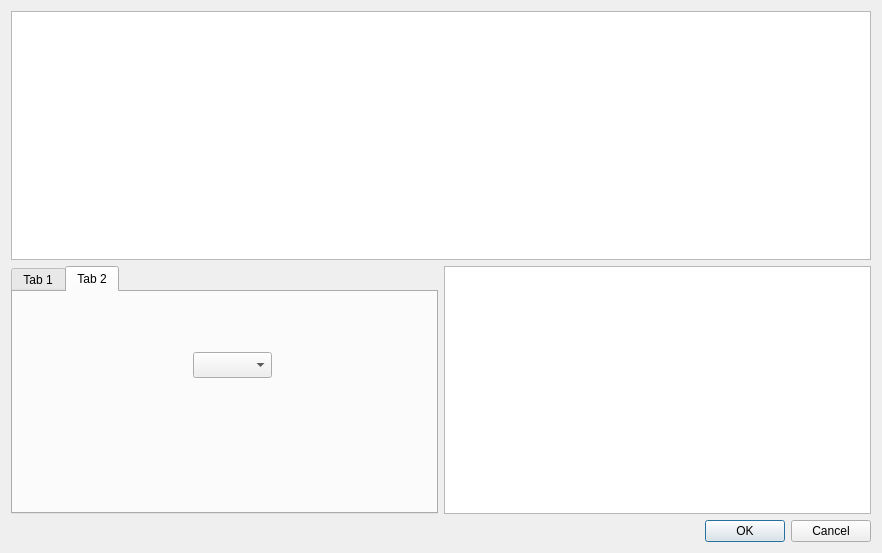
Qt form datatex/solutionsdocument.ui (CSMathematics/DataTex) before a commit.
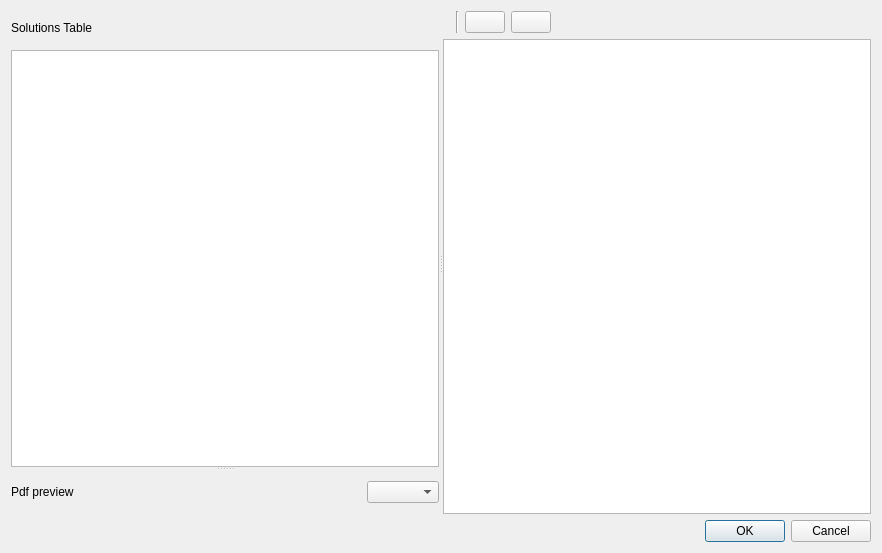
The same form after that commit. Icons and pictures are not drawn.

What changed in the file:
```diff
--- a/datatex/solutionsdocument.ui
+++ b/datatex/solutionsdocument.ui
@@ -13,51 +13,145 @@
   <property name="windowTitle">
    <string>Dialog</string>
   </property>
-  <layout class="QGridLayout" name="gridLayout">
-   <item row="0" column="0" colspan="2">
-    <widget class="QTableWidget" name="ExercisesInDocument"/>
+  <layout class="QGridLayout" name="gridLayout_2">
+   <item row="0" column="0">
+    <widget class="QSplitter" name="splitter_2">
+     <property name="orientation">
+      <enum>Qt::Horizontal</enum>
+     </property>
+     <widget class="QSplitter" name="splitter">
+      <property name="orientation">
+       <enum>Qt::Vertical</enum>
+      </property>
+      <widget class="QWidget" name="">
+       <layout class="QVBoxLayout" name="verticalLayout">
+        <item>
+         <widget class="QLabel" name="label">
+          <property name="minimumSize">
+           <size>
+            <width>0</width>
+            <height>33</height>
+           </size>
+          </property>
+          <property name="text">
+           <string>Solutions Table</string>
+          </property>
+         </widget>
+        </item>
+        <item>
+         <widget class="QTableWidget" name="ExercisesInDocument">
+          <property name="selectionMode">
+           <enum>QAbstractItemView::SingleSelection</enum>
+          </property>
+          <property name="selectionBehavior">
+           <enum>QAbstractItemView::SelectRows</enum>
+          </property>
+          <property name="horizontalScrollMode">
+           <enum>QAbstractItemView::ScrollPerPixel</enum>
+          </property>
+         </widget>
+        </item>
+       </layout>
+      </widget>
+      <widget class="QWidget" name="verticalLayoutWidget">
+       <layout class="QVBoxLayout" name="verticalLayout_2">
+        <item>
+         <layout class="QHBoxLayout" name="horizontalLayout_2">
+          <item>
+           <widget class="QLabel" name="label_2">
+            <property name="text">
+             <string>Pdf preview</string>
+            </property>
+           </widget>
+          </item>
+          <item>
+           <spacer name="horizontalSpacer_2">
+            <property name="orientation">
+             <enum>Qt::Horizontal</enum>
+            </property>
+            <property name="sizeHint" stdset="0">
+             <size>
+              <width>40</width>
+              <height>20</height>
+             </size>
+            </property>
+           </spacer>
+          </item>
+          <item>
+           <widget class="QComboBox" name="SolutionCombo">
+            <property name="sizeAdjustPolicy">
+             <enum>QComboBox::AdjustToContents</enum>
+            </property>
+           </widget>
+          </item>
+         </layout>
+        </item>
+       </layout>
+      </widget>
+     </widget>
+     <widget class="QWidget" name="">
+      <layout class="QGridLayout" name="gridLayout">
+       <item row="2" column="0">
+        <widget class="QTextEdit" name="SolutionsDocumentContent"/>
+       </item>
+       <item row="1" column="0">
+        <layout class="QHBoxLayout" name="horizontalLayout">
+         <item>
+          <widget class="QLabel" name="ContentLabel">
+           <property name="text">
+            <string/>
+           </property>
+          </widget>
+         </item>
+         <item>
+          <widget class="Line" name="line">
+           <property name="orientation">
+            <enum>Qt::Vertical</enum>
+           </property>
+          </widget>
+         </item>
+         <item>
+          <widget class="QPushButton" name="BuildButton">
+           <property name="text">
+            <string/>
+           </property>
+           <property name="icon">
+            <iconset resource="../images.qrc">
+             <normaloff>:/images/media-playback-start.svg</normaloff>:/images/media-playback-start.svg</iconset>
+           </property>
+          </widget>
+         </item>
+         <item>
+          <widget class="QPushButton" name="SaveButton">
+           <property name="text">
+            <string/>
+           </property>
+           <property name="icon">
+            <iconset resource="../images.qrc">
+             <normaloff>:/images/document-save.svg</normaloff>:/images/document-save.svg</iconset>
+           </property>
+          </widget>
+         </item>
+         <item>
+          <spacer name="horizontalSpacer">
+           <property name="orientation">
+            <enum>Qt::Horizontal</enum>
+           </property>
+           <property name="sizeHint" stdset="0">
+            <size>
+             <width>40</width>
+             <height>20</height>
+            </size>
+           </property>
+          </spacer>
+         </item>
+        </layout>
+       </item>
+      </layout>
+     </widget>
+    </widget>
    </item>
    <item row="1" column="0">
-    <widget class="QTabWidget" name="tabWidget">
-     <property name="currentIndex">
-      <number>1</number>
-     </property>
-     <widget class="QWidget" name="tab">
-      <attribute name="title">
-       <string>Tab 1</string>
-      </attribute>
-      <widget class="QTextBrowser" name="textBrowser">
-       <property name="geometry">
-        <rect>
-         <x>10</x>
-         <y>10</y>
-         <width>441</width>
-         <height>221</height>
-        </rect>
-       </property>
-      </widget>
-     </widget>
-     <widget class="QWidget" name="tab_2">
-      <attribute name="title">
-       <string>Tab 2</string>
-      </attribute>
-      <widget class="QComboBox" name="comboBox">
-       <property name="geometry">
-        <rect>
-         <x>180</x>
-         <y>60</y>
-         <width>79</width>
-         <height>26</height>
-        </rect>
-       </property>
-      </widget>
-     </widget>
-    </widget>
-   </item>
-   <item row="1" column="1">
-    <widget class="QTextEdit" name="SolutionsDocumentContent"/>
-   </item>
-   <item row="2" column="1">
     <widget class="QDialogButtonBox" name="buttonBox">
      <property name="orientation">
       <enum>Qt::Horizontal</enum>
```
Left out of the diff: 4 changed lines with no effect on the pictures.
